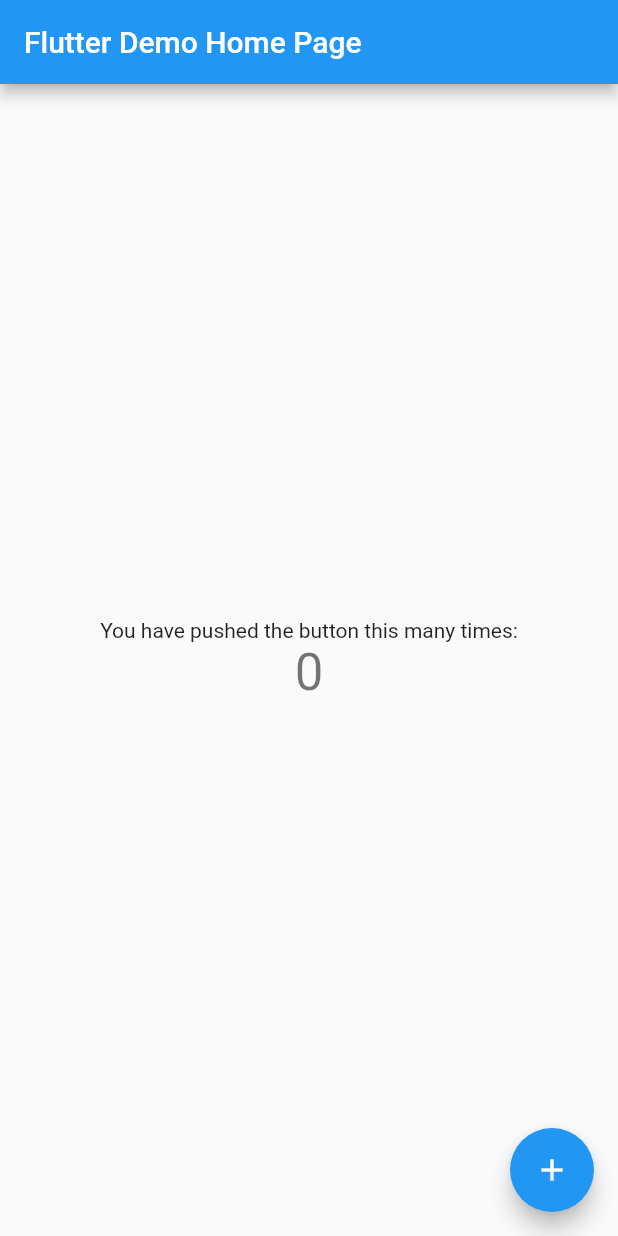
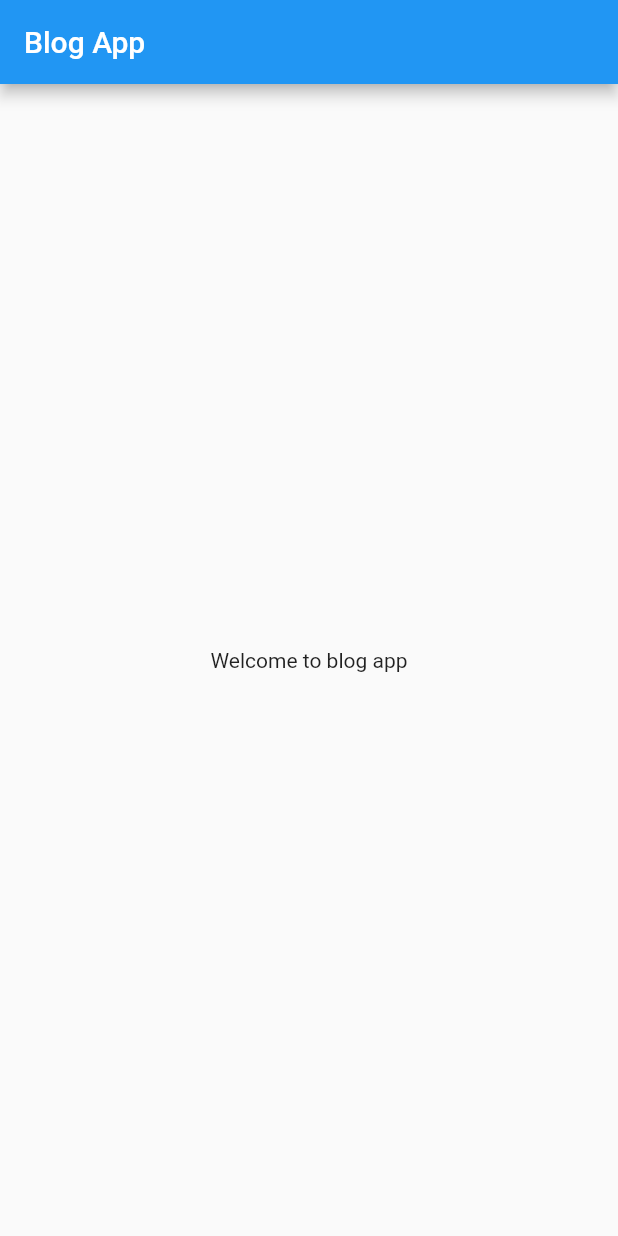
Before and after one commit to ungsochea/flutter_blog_learn, a Flutter app: the screen it shows after launch, on a phone screen of 412 x 824 dp. Run offline on Flutter 3.47's test engine with Material 2 defaults, Android fonts, the phone set to English and light mode, and no system bars; network calls fail.

Commit message:
make first api connect get all posts

```diff
--- a/lib/main.dart
+++ b/lib/main.dart
@@ -1,117 +1,6 @@
 import 'package:flutter/material.dart';
+import 'package:flutterbloglearn/widgets/app.dart';
 
 void main() {
-  runApp(MyApp());
+  runApp(App());
 }
-
-class MyApp extends StatelessWidget {
-  // This widget is the root of your application.
-  @override
-  Widget build(BuildContext context) {
-    return MaterialApp(
-      title: 'Flutter Demo',
-      theme: ThemeData(
-        // This is the theme of your application.
-        //
-        // Try running your application with "flutter run". You'll see the
-        // application has a blue toolbar. Then, without quitting the app, try
-        // changing the primarySwatch below to Colors.green and then invoke
-        // "hot reload" (press "r" in the console where you ran "flutter run",
-        // or simply save your changes to "hot reload" in a Flutter IDE).
-        // Notice that the counter didn't reset back to zero; the application
-        // is not restarted.
-        primarySwatch: Colors.blue,
-        // This makes the visual density adapt to the platform that you run
-        // the app on. For desktop platforms, the controls will be smaller and
-        // closer together (more dense) than on mobile platforms.
-        visualDensity: VisualDensity.adaptivePlatformDensity,
-      ),
-      home: MyHomePage(title: 'Flutter Demo Home Page'),
-    );
-  }
-}
-
-class MyHomePage extends StatefulWidget {
-  MyHomePage({Key key, this.title}) : super(key: key);
-
-  // This widget is the home page of your application. It is stateful, meaning
-  // that it has a State object (defined below) that contains fields that affect
-  // how it looks.
-
-  // This class is the configuration for the state. It holds the values (in this
-  // case the title) provided by the parent (in this case the App widget) and
-  // used by the build method of the State. Fields in a Widget subclass are
-  // always marked "final".
-
-  final String title;
-
-  @override
-  _MyHomePageState createState() => _MyHomePageState();
-}
-
-class _MyHomePageState extends State<MyHomePage> {
-  int _counter = 0;
-
-  void _incrementCounter() {
-    setState(() {
-      // This call to setState tells the Flutter framework that something has
-      // changed in this State, which causes it to rerun the build method below
-      // so that the display can reflect the updated values. If we changed
-      // _counter without calling setState(), then the build method would not be
-      // called again, and so nothing would appear to happen.
-      _counter++;
-    });
-  }
-
-  @override
-  Widget build(BuildContext context) {
-    // This method is rerun every time setState is called, for instance as done
-    // by the _incrementCounter method above.
-    //
-    // The Flutter framework has been optimized to make rerunning build methods
-    // fast, so that you can just rebuild anything that needs updating rather
-    // than having to individually change instances of widgets.
-    return Scaffold(
-      appBar: AppBar(
-        // Here we take the value from the MyHomePage object that was created by
-        // the App.build method, and use it to set our appbar title.
-        title: Text(widget.title),
-      ),
-      body: Center(
-        // Center is a layout widget. It takes a single child and positions it
-        // in the middle of the parent.
-        child: Column(
-          // Column is also a layout widget. It takes a list of children and
-          // arranges them vertically. By default, it sizes itself to fit its
-          // children horizontally, and tries to be as tall as its parent.
-          //
-          // Invoke "debug painting" (press "p" in the console, choose the
-          // "Toggle Debug Paint" action from the Flutter Inspector in Android
-          // Studio, or the "Toggle Debug Paint" command in Visual Studio Code)
-          // to see the wireframe for each widget.
-          //
-          // Column has various properties to control how it sizes itself and
-          // how it positions its children. Here we use mainAxisAlignment to
-          // center the children vertically; the main axis here is the vertical
-          // axis because Columns are vertical (the cross axis would be
-          // horizontal).
-          mainAxisAlignment: MainAxisAlignment.center,
-          children: <Widget>[
-            Text(
-              'You have pushed the button this many times:',
-            ),
-            Text(
-              '$_counter',
-              style: Theme.of(context).textTheme.headline4,
-            ),
-          ],
-        ),
-      ),
-      floatingActionButton: FloatingActionButton(
-        onPressed: _incrementCounter,
-        tooltip: 'Increment',
-        child: Icon(Icons.add),
-      ), // This trailing comma makes auto-formatting nicer for build methods.
-    );
-  }
-}
--- /dev/null
+++ b/lib/screens/home.dart
@@ -0,0 +1,29 @@
+import 'package:flutter/material.dart';
+import 'package:http/http.dart' as http;
+
+class HomeScreen extends StatefulWidget {
+  @override
+  _HomeScreenState createState() => _HomeScreenState();
+}
+
+class _HomeScreenState extends State<HomeScreen> {
+  _getAllBlogPost() async{
+    var result = await http.get('https://blog.chea.me/api/posts');
+    print(result.body);
+  }
+  @override
+  void initState() {
+    // TODO: implement initState
+    super.initState();
+    _getAllBlogPost();
+  }
+  @override
+  Widget build(BuildContext context) {
+    return Scaffold(
+      appBar: AppBar(
+        title: Text('Blog App'),
+      ),
+      body: Center(child: Text('Welcome to blog app'),),
+    );
+  }
+}
--- /dev/null
+++ b/lib/widgets/app.dart
@@ -0,0 +1,10 @@
+import 'package:flutter/material.dart';
+import 'package:flutterbloglearn/screens/home.dart';
+class App extends StatelessWidget {
+  @override
+  Widget build(BuildContext context) {
+    return MaterialApp(
+      home: HomeScreen(),
+    );
+  }
+}
--- a/pubspec.yaml
+++ b/pubspec.yaml
@@ -28,6 +28,7 @@ dependencies:
   # The following adds the Cupertino Icons font to your application.
   # Use with the CupertinoIcons class for iOS style icons.
   cupertino_icons: ^0.1.3
+  http: ^0.12.1
 
 dev_dependencies:
   flutter_test:
```
Also changed, not shown: pubspec.lock, 1 other file.
